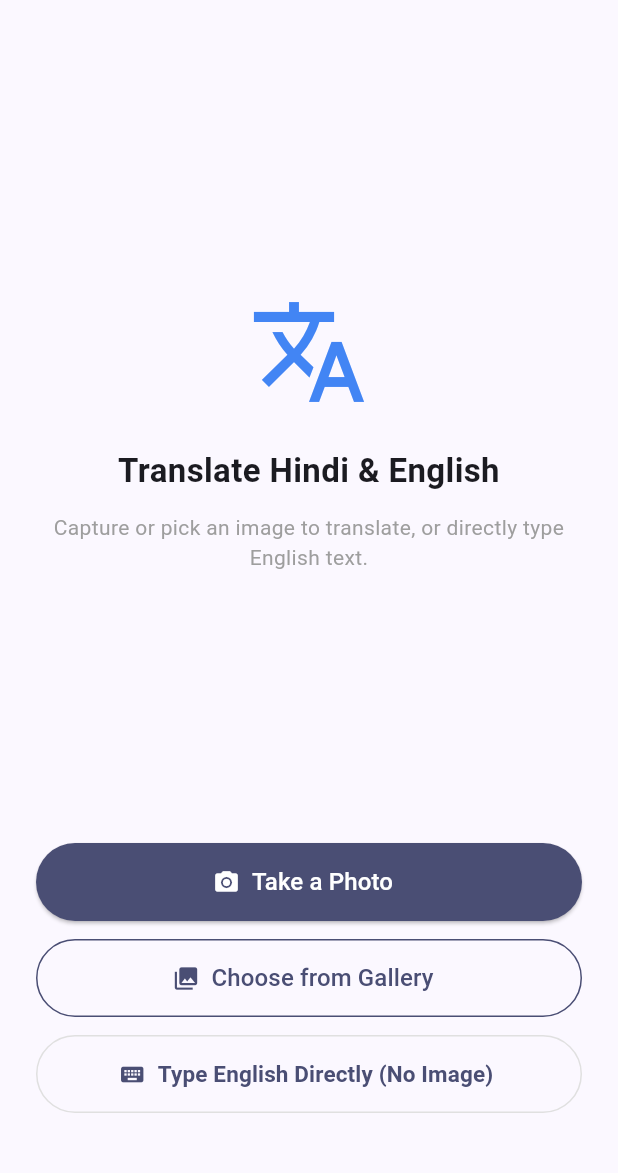
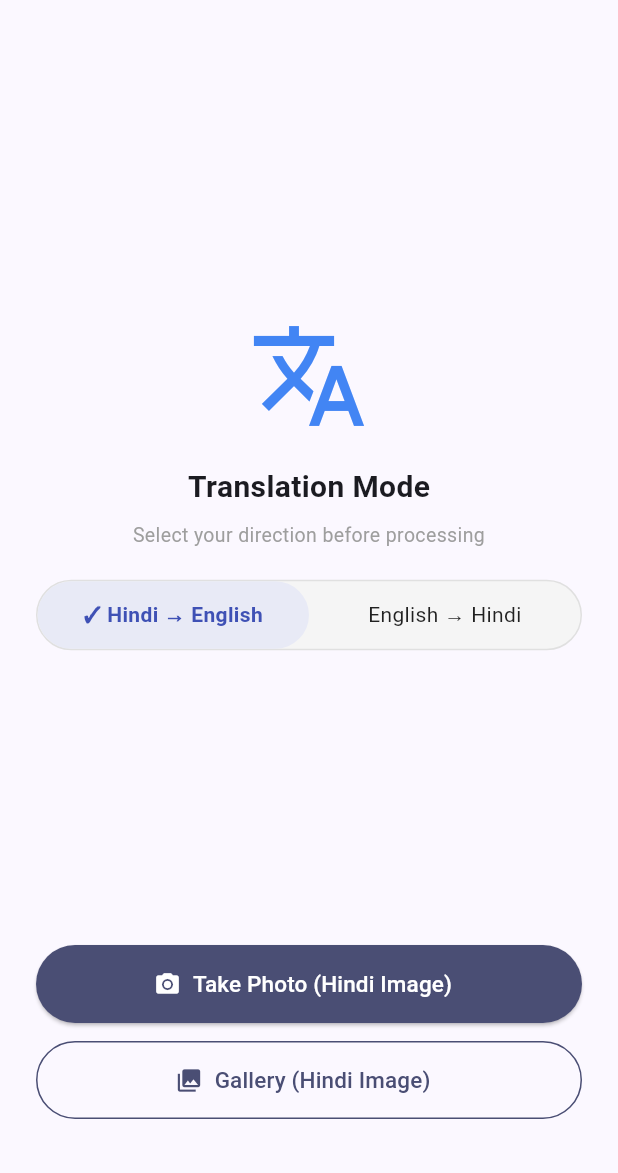
Before and after one commit to BORUTOABD/hindi_lens, a Flutter app: the screen it shows after launch, on a phone screen of 412 x 824 dp, the part 63-1236 px from its top. Run offline on Flutter 3.47's test engine with Material 3 defaults, Android fonts, the light colour scheme and no system bars; our stand-ins replace image_cropper, image_picker.

Commit message:
feat: move translation direction toggle to home screen with dynamic action buttons

```diff
--- a/lib/screens/home_screen.dart
+++ b/lib/screens/home_screen.dart
@@ -13,16 +13,21 @@ class HomeScreen extends StatefulWidget {
 
 class _HomeScreenState extends State<HomeScreen> {
   final ImagePicker _picker = ImagePicker();
+  String _selectedDirection = 'hi-en'; // 'hi-en' or 'en-hi'
 
   Future<void> _pickAndCrop(ImageSource source) async {
     final XFile? picked = await _picker.pickImage(source: source);
     if (picked == null) return;
 
+    final String title = _selectedDirection == 'hi-en'
+        ? 'Crop Hindi Text Area'
+        : 'Crop English Text Area';
+
     final CroppedFile? cropped = await ImageCropper().cropImage(
       sourcePath: picked.path,
       uiSettings: [
         AndroidUiSettings(
-          toolbarTitle: 'Crop Hindi Text Area',
+          toolbarTitle: title,
           toolbarColor: const Color(0xFF4A4E74),
           toolbarWidgetColor: Colors.white,
           initAspectRatio: CropAspectRatioPreset.original,
@@ -37,7 +42,7 @@ class _HomeScreenState extends State<HomeScreen> {
         MaterialPageRoute(
           builder: (context) => EditScreen(
             imageFile: File(cropped.path),
-            initialMode: 'hi-en',
+            initialMode: _selectedDirection,
           ),
         ),
       );
@@ -58,6 +63,8 @@ class _HomeScreenState extends State<HomeScreen> {
 
   @override
   Widget build(BuildContext context) {
+    final bool isHindiToEnglish = _selectedDirection == 'hi-en';
+
     return Scaffold(
       appBar: AppBar(
         title: const Text(
@@ -78,19 +85,83 @@ class _HomeScreenState extends State<HomeScreen> {
                 size: 80,
                 color: Color(0xFF4285F4),
               ),
-              const SizedBox(height: 24),
+              const SizedBox(height: 20),
               const Text(
-                'Translate Hindi & English',
-                style: TextStyle(fontSize: 22, fontWeight: FontWeight.bold),
+                'Translation Mode',
+                style: TextStyle(fontSize: 20, fontWeight: FontWeight.bold),
+              ),
+              const SizedBox(height: 8),
+              const Text(
+                'Select your direction before processing',
                 textAlign: TextAlign.center,
+                style: TextStyle(color: Colors.grey, fontSize: 13),
               ),
-              const SizedBox(height: 12),
-              const Text(
-                'Capture or pick an image to translate, or directly type English text.',
-                textAlign: TextAlign.center,
-                style: TextStyle(color: Colors.grey, fontSize: 14),
+              const SizedBox(height: 20),
+
+              // Direction Toggle directly on Home Screen
+              Container(
+                decoration: BoxDecoration(
+                  color: Colors.grey.shade100,
+                  borderRadius: BorderRadius.circular(24),
+                  border: Border.all(color: Colors.grey.shade300),
                 ),
+                child: Row(
+                  children: [
+                    Expanded(
+                      child: GestureDetector(
+                        onTap: () {
+                          setState(() {
+                            _selectedDirection = 'hi-en';
+                          });
+                        },
+                        child: Container(
+                          padding: const EdgeInsets.symmetric(vertical: 12),
+                          decoration: BoxDecoration(
+                            color: isHindiToEnglish ? const Color(0xFFE8EAF6) : Colors.transparent,
+                            borderRadius: BorderRadius.circular(24),
+                          ),
+                          alignment: Alignment.center,
+                          child: Text(
+                            isHindiToEnglish ? '✓ Hindi → English' : 'Hindi → English',
+                            style: TextStyle(
+                              fontWeight: isHindiToEnglish ? FontWeight.bold : FontWeight.normal,
+                              color: isHindiToEnglish ? const Color(0xFF3F51B5) : Colors.black87,
+                            ),
+                          ),
+                        ),
+                      ),
+                    ),
+                    Expanded(
+                      child: GestureDetector(
+                        onTap: () {
+                          setState(() {
+                            _selectedDirection = 'en-hi';
+                          });
+                        },
+                        child: Container(
+                          padding: const EdgeInsets.symmetric(vertical: 12),
+                          decoration: BoxDecoration(
+                            color: !isHindiToEnglish ? const Color(0xFFE8EAF6) : Colors.transparent,
+                            borderRadius: BorderRadius.circular(24),
+                          ),
+                          alignment: Alignment.center,
+                          child: Text(
+                            !isHindiToEnglish ? '✓ English → Hindi' : 'English → Hindi',
+                            style: TextStyle(
+                              fontWeight: !isHindiToEnglish ? FontWeight.bold : FontWeight.normal,
+                              color: !isHindiToEnglish ? const Color(0xFF3F51B5) : Colors.black87,
+                            ),
+                          ),
+                        ),
+                      ),
+                    ),
+                  ],
+                ),
+              ),
+
               const Spacer(),
+
+              // Take Photo Button
               SizedBox(
                 width: double.infinity,
                 height: 52,
@@ -104,10 +175,15 @@ class _HomeScreenState extends State<HomeScreen> {
                     ),
                   ),
                   icon: const Icon(Icons.camera_alt),
-                  label: const Text('Take a Photo', style: TextStyle(fontSize: 16)),
+                  label: Text(
+                    isHindiToEnglish ? 'Take Photo (Hindi Image)' : 'Take Photo (English Image)',
+                    style: const TextStyle(fontSize: 15),
+                  ),
                 ),
               ),
               const SizedBox(height: 12),
+
+              // Choose from Gallery Button
               SizedBox(
                 width: double.infinity,
                 height: 52,
@@ -120,12 +196,15 @@ class _HomeScreenState extends State<HomeScreen> {
                     ),
                   ),
                   icon: const Icon(Icons.photo_library, color: Color(0xFF4A4E74)),
-                  label: const Text(
-                    'Choose from Gallery',
-                    style: TextStyle(color: Color(0xFF4A4E74), fontSize: 16),
+                  label: Text(
+                    isHindiToEnglish ? 'Gallery (Hindi Image)' : 'Gallery (English Image)',
+                    style: const TextStyle(color: Color(0xFF4A4E74), fontSize: 15),
                   ),
                 ),
               ),
+
+              // Type English directly option (ONLY visible when English -> Hindi is selected)
+              if (!isHindiToEnglish) ...[
                 const SizedBox(height: 12),
                 SizedBox(
                   width: double.infinity,
@@ -140,12 +219,18 @@ class _HomeScreenState extends State<HomeScreen> {
                     ),
                     icon: const Icon(Icons.keyboard, color: Color(0xFF4A4E74)),
                     label: const Text(
-                    'Type English Directly (No Image)',
-                    style: TextStyle(color: Color(0xFF4A4E74), fontSize: 15, fontWeight: FontWeight.w600),
+                      'Type English Directly',
+                      style: TextStyle(
+                        color: Color(0xFF4A4E74),
+                        fontSize: 15,
+                        fontWeight: FontWeight.w600,
                       ),
                     ),
                   ),
-              const SizedBox(height: 40),
+                ),
+              ],
+
+              const SizedBox(height: 36),
             ],
           ),
         ),
```
Lines whose indentation alone changed are shown as unchanged.
